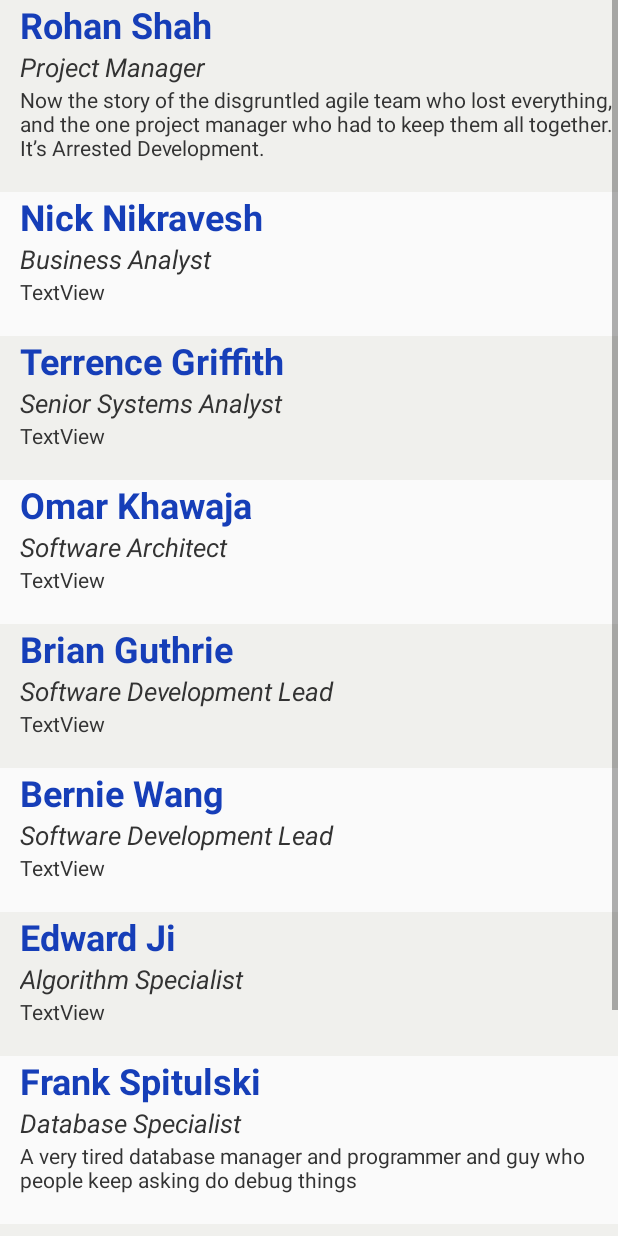
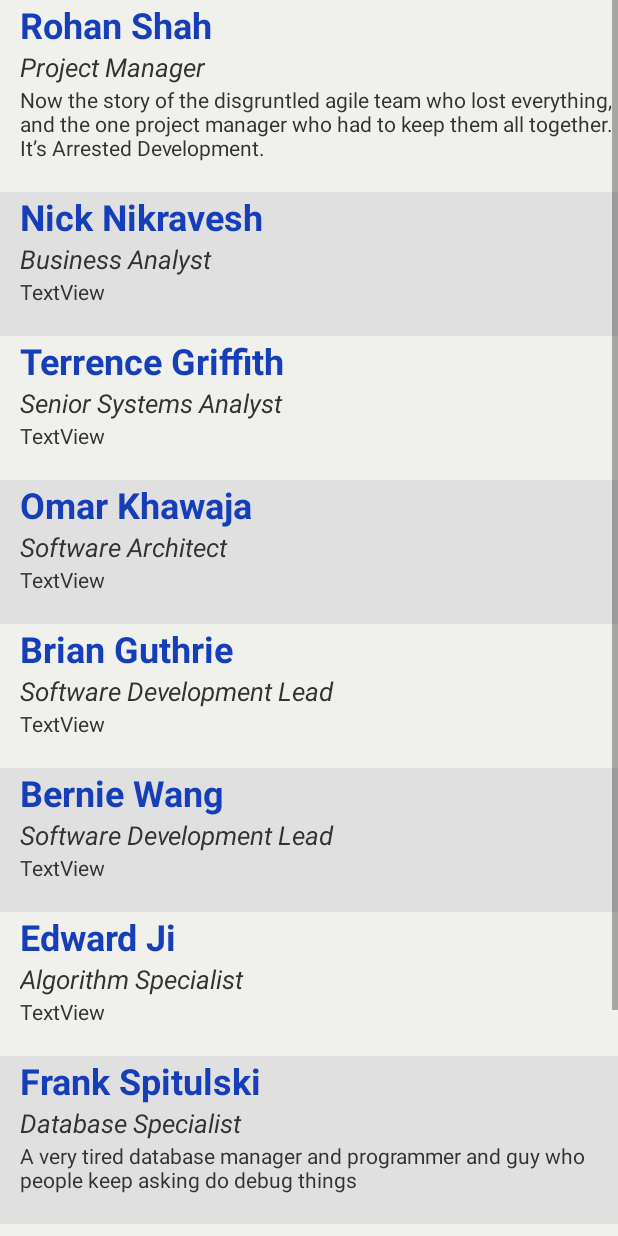
Before and after one commit to FrankSpitulski/TritonTrade, an Android app: the DeveloperTeam screen opened directly, with no data from a screen before it, on a phone screen of 412 x 824 dp. Run offline under Robolectric (Android 15) with nearby library versions, the phone set to English and light mode, and no system bars; network calls fail.

Commit message:
Changed some stuff

```diff
--- a/app/src/main/res/layout/activity_developer_team.xml
+++ b/app/src/main/res/layout/activity_developer_team.xml
@@ -53,32 +53,33 @@
             </LinearLayout>
 
             <LinearLayout
-                android:orientation="vertical"
+                android:id="@+id/Nick"
                 android:layout_width="match_parent"
                 android:layout_height="match_parent"
-                android:id="@+id/Nick"
+                android:background="#E0E0E0"
+                android:orientation="vertical"
                 android:paddingBottom="20sp">
 
                 <TextView
-                    android:text="Nick Nikravesh"
+                    android:id="@+id/name2"
                     android:layout_width="match_parent"
                     android:layout_height="wrap_content"
-                    android:id="@+id/name2"
-                    android:textAppearance="@style/fontForDevTeamName"/>
+                    android:text="Nick Nikravesh"
+                    android:textAppearance="@style/fontForDevTeamName" />
 
                 <TextView
-                    android:text="Business Analyst"
+                    android:id="@+id/position2"
                     android:layout_width="match_parent"
                     android:layout_height="wrap_content"
-                    android:id="@+id/position2"
-                    android:textAppearance="@style/fontForDevTeamPos"/>
+                    android:text="Business Analyst"
+                    android:textAppearance="@style/fontForDevTeamPos" />
 
                 <TextView
-                    android:text="TextView"
+                    android:id="@+id/bio2"
                     android:layout_width="match_parent"
                     android:layout_height="wrap_content"
-                    android:id="@+id/bio2"
-                    android:textAppearance="@style/fontForDevTeamBio"/>/>
+                    android:text="TextView"
+                    android:textAppearance="@style/fontForDevTeamBio" />/>
             </LinearLayout>
 
             <LinearLayout
@@ -112,32 +113,33 @@
             </LinearLayout>
 
             <LinearLayout
-                android:orientation="vertical"
+                android:id="@+id/Omar"
                 android:layout_width="match_parent"
                 android:layout_height="match_parent"
-                android:id="@+id/Omar"
+                android:background="#E0E0E0"
+                android:orientation="vertical"
                 android:paddingBottom="20sp">
 
                 <TextView
-                    android:text="Omar Khawaja"
+                    android:id="@+id/name4"
                     android:layout_width="match_parent"
                     android:layout_height="wrap_content"
-                    android:id="@+id/name4"
-                    android:textAppearance="@style/fontForDevTeamName"/>
+                    android:text="Omar Khawaja"
+                    android:textAppearance="@style/fontForDevTeamName" />
 
                 <TextView
-                    android:text="Software Architect"
+                    android:id="@+id/position4"
                     android:layout_width="match_parent"
                     android:layout_height="wrap_content"
-                    android:id="@+id/position4"
-                    android:textAppearance="@style/fontForDevTeamPos"/>
+                    android:text="Software Architect"
+                    android:textAppearance="@style/fontForDevTeamPos" />
 
                 <TextView
-                    android:text="TextView"
+                    android:id="@+id/bio4"
                     android:layout_width="match_parent"
                     android:layout_height="wrap_content"
-                    android:id="@+id/bio4"
-                    android:textAppearance="@style/fontForDevTeamBio"/>/>
+                    android:text="TextView"
+                    android:textAppearance="@style/fontForDevTeamBio" />/>
             </LinearLayout>
 
             <LinearLayout
@@ -149,11 +151,11 @@
                 android:background="#F0F0ED">
 
                 <TextView
-                    android:text="Brian Guthrie"
+                    android:id="@+id/name5"
                     android:layout_width="match_parent"
                     android:layout_height="wrap_content"
-                    android:id="@+id/name5"
-                    android:textAppearance="@style/fontForDevTeamName"/>
+                    android:text="Brian Guthrie"
+                    android:textAppearance="@style/fontForDevTeamName" />
 
                 <TextView
                     android:text="Software Development Lead"
@@ -171,32 +173,33 @@
             </LinearLayout>
 
             <LinearLayout
-                android:orientation="vertical"
+                android:id="@+id/Bernie"
                 android:layout_width="match_parent"
                 android:layout_height="match_parent"
-                android:id="@+id/Bernie"
+                android:background="#E0E0E0"
+                android:orientation="vertical"
                 android:paddingBottom="20sp">
 
                 <TextView
-                    android:text="Bernie Wang"
+                    android:id="@+id/name6"
                     android:layout_width="match_parent"
                     android:layout_height="wrap_content"
-                    android:id="@+id/name6"
-                    android:textAppearance="@style/fontForDevTeamName"/>
+                    android:text="Bernie Wang"
+                    android:textAppearance="@style/fontForDevTeamName" />
 
                 <TextView
-                    android:text="Software Development Lead"
+                    android:id="@+id/position6"
                     android:layout_width="match_parent"
                     android:layout_height="wrap_content"
-                    android:id="@+id/position6"
-                    android:textAppearance="@style/fontForDevTeamPos"/>
+                    android:text="Software Development Lead"
+                    android:textAppearance="@style/fontForDevTeamPos" />
 
                 <TextView
-                    android:text="TextView"
+                    android:id="@+id/bio6"
                     android:layout_width="match_parent"
                     android:layout_height="wrap_content"
-                    android:id="@+id/bio6"
-                    android:textAppearance="@style/fontForDevTeamBio"/>/>
+                    android:text="TextView"
+                    android:textAppearance="@style/fontForDevTeamBio" />/>
             </LinearLayout>
 
             <LinearLayout
@@ -230,25 +233,26 @@
             </LinearLayout>
 
             <LinearLayout
-                android:orientation="vertical"
+                android:id="@+id/Frank"
                 android:layout_width="match_parent"
                 android:layout_height="match_parent"
-                android:id="@+id/Frank"
+                android:background="#E0E0E0"
+                android:orientation="vertical"
                 android:paddingBottom="20sp">
 
                 <TextView
-                    android:text="Frank Spitulski"
+                    android:id="@+id/name8"
                     android:layout_width="match_parent"
                     android:layout_height="wrap_content"
-                    android:id="@+id/name8"
-                    android:textAppearance="@style/fontForDevTeamName"/>
+                    android:text="Frank Spitulski"
+                    android:textAppearance="@style/fontForDevTeamName" />
 
                 <TextView
-                    android:text="Database Specialist"
+                    android:id="@+id/position8"
                     android:layout_width="match_parent"
                     android:layout_height="wrap_content"
-                    android:id="@+id/position8"
-                    android:textAppearance="@style/fontForDevTeamPos"/>
+                    android:text="Database Specialist"
+                    android:textAppearance="@style/fontForDevTeamPos" />
 
                 <TextView
                     android:id="@+id/bio8"
@@ -289,32 +293,33 @@
             </LinearLayout>
 
             <LinearLayout
-                android:orientation="vertical"
+                android:id="@+id/Hillary"
                 android:layout_width="match_parent"
                 android:layout_height="match_parent"
-                android:id="@+id/Hillary"
+                android:background="#E0E0E0"
+                android:orientation="vertical"
                 android:paddingBottom="20sp">
 
                 <TextView
-                    android:text="Hillary Thi"
+                    android:id="@+id/name10"
                     android:layout_width="match_parent"
                     android:layout_height="wrap_content"
-                    android:id="@+id/name10"
-                    android:textAppearance="@style/fontForDevTeamName"/>
+                    android:text="Hillary Thi"
+                    android:textAppearance="@style/fontForDevTeamName" />
 
                 <TextView
-                    android:text="User Interface Specialist"
+                    android:id="@+id/position10"
                     android:layout_width="match_parent"
                     android:layout_height="wrap_content"
-                    android:id="@+id/position10"
-                    android:textAppearance="@style/fontForDevTeamPos"/>
+                    android:text="User Interface Specialist"
+                    android:textAppearance="@style/fontForDevTeamPos" />
 
                 <TextView
-                    android:text="TextView"
+                    android:id="@+id/bio10"
                     android:layout_width="match_parent"
                     android:layout_height="wrap_content"
-                    android:id="@+id/bio10"
-                    android:textAppearance="@style/fontForDevTeamBio"/>/>
+                    android:text="TextView"
+                    android:textAppearance="@style/fontForDevTeamBio" />/>
             </LinearLayout>
 
         </LinearLayout>
```
Also changed, not shown: app/src/main/res/layout/activity_settings.xml (+11 -6 lines).
